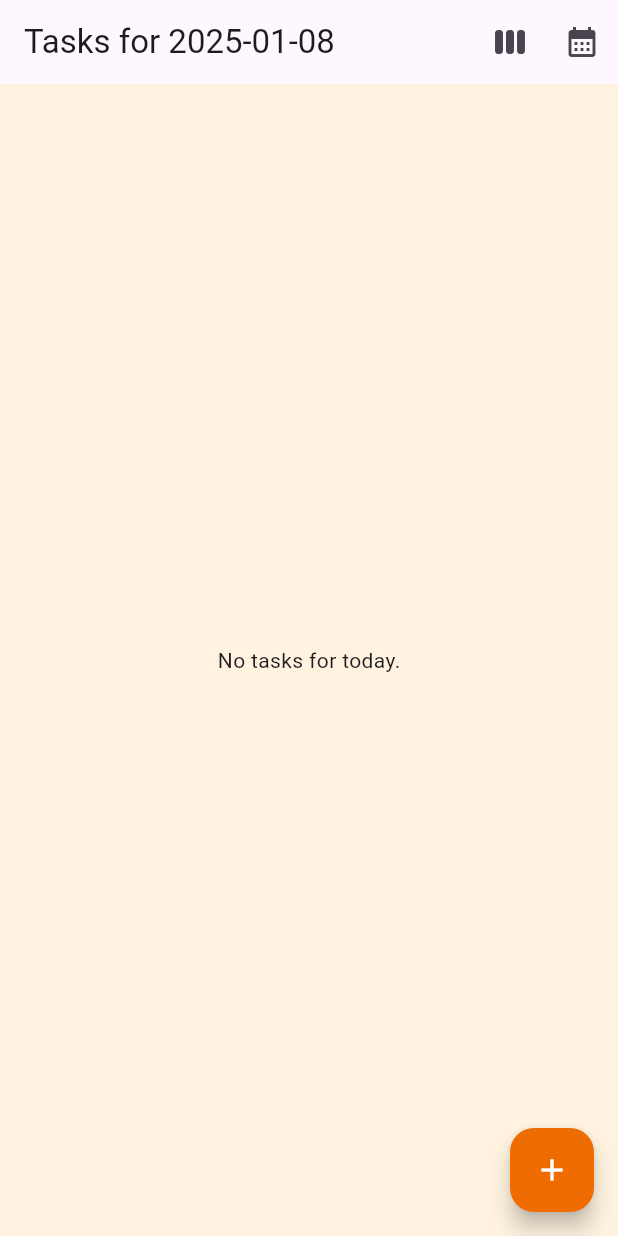
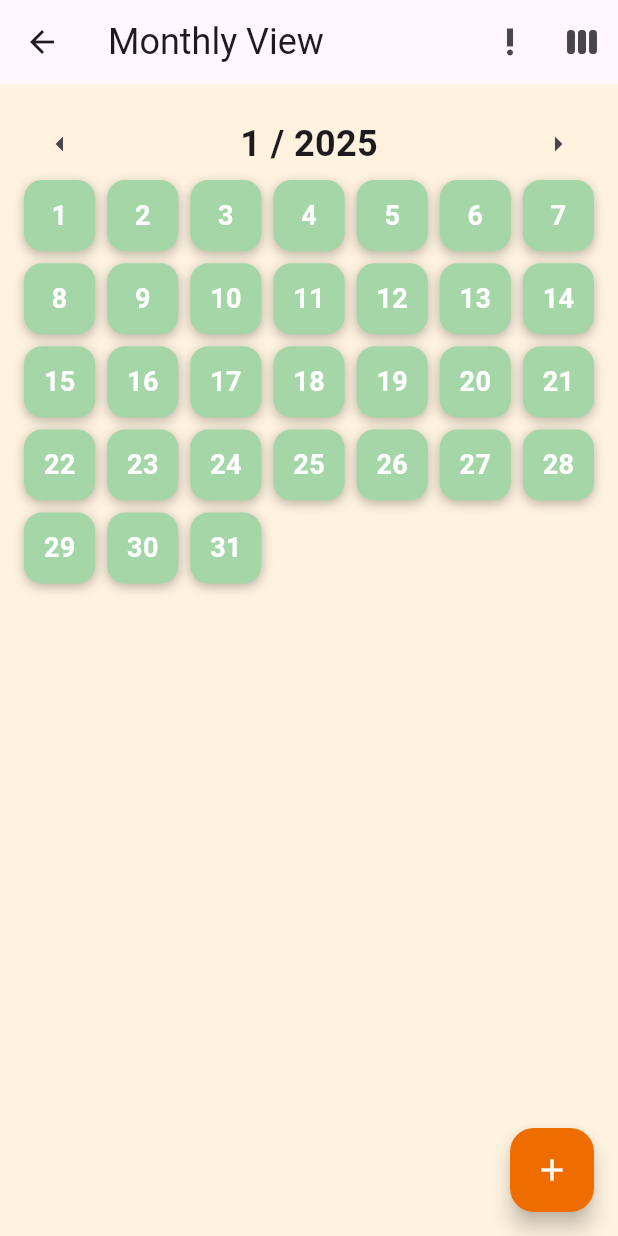
Before and after one commit to MonishB123/productivepls, a Flutter app: the screen it shows after launch, after a tap on the "calendar month" icon, on a phone screen of 412 x 824 dp. Run offline on Flutter 3.47's test engine with Material 3 defaults, Android fonts, the phone set to English and light mode, and no system bars; missing offline and left inert: window_size.

Commit message:
Finished monthly screen, and hopefully rest of the app

```diff
--- a/lib/main.dart
+++ b/lib/main.dart
@@ -1,11 +1,12 @@
 import 'dart:io';
+import 'package:flutter/material.dart';
+import 'package:productivepls/monthly.dart';
 
-import 'package:flutter/material.dart';
 import 'package:window_size/window_size.dart';
 import 'package:flutter/services.dart';
 import 'package:intl/intl.dart';
 
-import 'package:productivepls/tasksManager.dart';
+import 'package:productivepls/tasks_manager.dart';
 import 'package:productivepls/weekly.dart';
 
 void main() {
@@ -13,7 +14,7 @@
   WidgetsFlutterBinding.ensureInitialized();
   if (Platform.isWindows) {
     setWindowTitle("productivepls");
-    const prefSize = Size(900, 1200);
+    const prefSize = Size(900, 1250);
     setWindowMaxSize(prefSize);
     setWindowMinSize(prefSize);
   }
@@ -80,12 +81,12 @@
       context: context,
       builder: (BuildContext context) {
         return AlertDialog(
-          title: Text('Add New Task'),
+          title: const Text('Add New Task'),
           content: TextField(
             onChanged: (value) {
               taskName = value;
             },
-            decoration: InputDecoration(hintText: 'Enter task name'),
+            decoration: const InputDecoration(hintText: 'Enter task name'),
           ),
           actions: [
             TextButton(
@@ -100,13 +101,13 @@
                   Navigator.pop(context);
                 }
               },
-              child: Text('Add'),
+              child: const Text('Add'),
             ),
             TextButton(
               onPressed: () {
                 Navigator.pop(context);
               },
-              child: Text('Cancel'),
+              child: const Text('Cancel'),
             ),
           ],
         );
@@ -127,26 +128,32 @@
 
   void _changeDate(KeyEvent keyEvent) {
     setState(() {
-      if (keyEvent.logicalKey == LogicalKeyboardKey.arrowUp) {
+      if (keyEvent is KeyDownEvent &&
+          keyEvent.logicalKey == LogicalKeyboardKey.arrowUp) {
         // Navigate to the previous day
         currentDate = _getPreviousDate(currentDate);
-      } else if (keyEvent.logicalKey == LogicalKeyboardKey.arrowDown) {
+        tasks = _loadTasks(); // Reload tasks for the new date
+      } else if (keyEvent is KeyDownEvent &&
+          keyEvent.logicalKey == LogicalKeyboardKey.arrowDown) {
         // Navigate to the next day
         currentDate = _getNextDate(currentDate);
+        tasks = _loadTasks(); // Reload tasks for the new date
+      } else if (keyEvent is KeyDownEvent &&
+          keyEvent.logicalKey == LogicalKeyboardKey.equal) {
+        _addTask(context);
       }
-      tasks = _loadTasks(); // Reload tasks for the new date
     });
   }
 
   String _getPreviousDate(String date) {
     DateTime current = DateFormat('yyyy-MM-dd').parse(date);
-    DateTime previousDay = current.subtract(Duration(days: 1));
+    DateTime previousDay = current.subtract(const Duration(days: 1));
     return DateFormat('yyyy-MM-dd').format(previousDay);
   }
 
   String _getNextDate(String date) {
     DateTime current = DateFormat('yyyy-MM-dd').parse(date);
-    DateTime nextDay = current.add(Duration(days: 1));
+    DateTime nextDay = current.add(const Duration(days: 1));
     return DateFormat('yyyy-MM-dd').format(nextDay);
   }
 
@@ -175,6 +182,8 @@
               tooltip: 'Monthly View',
               onPressed: () {
                 //navigate to monthly page
+                Navigator.push(context,
+                    MaterialPageRoute(builder: (context) => MonthlyView()));
               },
             ),
           ],
@@ -183,15 +192,15 @@
           future: tasks,
           builder: (context, snapshot) {
             if (snapshot.connectionState == ConnectionState.waiting) {
-              return Center(child: CircularProgressIndicator());
+              return const Center(child: CircularProgressIndicator());
             }
 
             if (snapshot.hasError) {
-              return Center(child: Text('Error loading tasks.'));
+              return const Center(child: Text('Error loading tasks.'));
             }
 
             if (!snapshot.hasData || snapshot.data!.isEmpty) {
-              return Center(child: Text('No tasks for today.'));
+              return const Center(child: Text('No tasks for today.'));
             }
 
             List<Task> taskList = snapshot.data!;
@@ -209,7 +218,7 @@
                     },
                   ),
                   trailing: IconButton(
-                    icon: Icon(Icons.close, color: Colors.red),
+                    icon: const Icon(Icons.close, color: Colors.red),
                     onPressed: () {
                       _deleteTask(index); // Delete task when "X" is pressed
                     },
@@ -225,7 +234,7 @@
             _addTask(context); // Show dialog to add task
           },
           backgroundColor: Colors.orange[800],
-          child: Icon(Icons.add, color: Colors.white),
+          child: const Icon(Icons.add, color: Colors.white),
         ),
       ),
     );
--- /dev/null
+++ b/lib/monthly.dart
@@ -0,0 +1,188 @@
+import 'package:flutter/material.dart';
+import 'package:productivepls/tasks_manager.dart';
+import 'package:productivepls/main.dart';
+import 'package:productivepls/weekly.dart';
+
+class MonthlyView extends StatefulWidget {
+  @override
+  _MonthlyViewState createState() => _MonthlyViewState();
+}
+
+class _MonthlyViewState extends State<MonthlyView> {
+  late DateTime currentDate;
+  late List<int> daysInMonth;
+  final TaskStorage storage = TaskStorage();
+  late Future<void> _loadDataFuture;
+
+  @override
+  void initState() {
+    super.initState();
+    currentDate = DateTime.now();
+    daysInMonth = List.generate(
+        DateTime(currentDate.year, currentDate.month + 1, 0).day, (i) => i + 1);
+    _loadDataFuture = storage.load(); // Ensure we load the data asynchronously
+  }
+
+  // Update the month by adding or subtracting a month
+  void _changeMonth(int change) {
+    setState(() {
+      currentDate = DateTime(currentDate.year, currentDate.month + change, 1);
+      daysInMonth = List.generate(
+          DateTime(currentDate.year, currentDate.month + 1, 0).day,
+          (i) => i + 1);
+    });
+  }
+
+  Future<bool> _areDailyTasksCompleted(String date) async {
+    await storage.load(); // Make sure data is loaded before checking
+    List<Task> tasks = storage.getTasksForDate(date);
+    for (final task in tasks) {
+      if (!task.isCompleted) {
+        return false;
+      }
+    }
+    return true;
+  }
+
+  @override
+  Widget build(BuildContext context) {
+    return Scaffold(
+      appBar: AppBar(
+        title: const Text('Monthly View', style: TextStyle(fontSize: 24)),
+        actions: <Widget>[
+          IconButton(
+            icon: const Icon(Icons.priority_high),
+            tooltip: 'Daily View',
+            onPressed: () {
+              //navigate to weekly page
+              Navigator.push(context,
+                  MaterialPageRoute(builder: (context) => DailyView()));
+            },
+          ),
+          IconButton(
+            icon: const Icon(Icons.view_week),
+            tooltip: 'Weekly View',
+            onPressed: () {
+              //navigate to monthly page
+              Navigator.push(context,
+                  MaterialPageRoute(builder: (context) => WeeklyView()));
+            },
+          ),
+        ],
+      ),
+      body: FutureBuilder<void>(
+        future: _loadDataFuture, // Wait for the data to load before building
+        builder: (context, snapshot) {
+          if (snapshot.connectionState == ConnectionState.waiting) {
+            return const Center(child: CircularProgressIndicator());
+          }
+
+          if (snapshot.hasError) {
+            return const Center(child: Text('Error loading tasks.'));
+          }
+
+          return Padding(
+            padding: const EdgeInsets.all(16.0),
+            child: Column(
+              children: [
+                Row(
+                  mainAxisAlignment: MainAxisAlignment.spaceBetween,
+                  children: [
+                    IconButton(
+                      icon: const Icon(Icons.arrow_left),
+                      onPressed: () =>
+                          _changeMonth(-1), // Go to the previous month
+                    ),
+                    Text(
+                      '${currentDate.month} / ${currentDate.year}',
+                      style: const TextStyle(
+                          fontSize: 24, fontWeight: FontWeight.bold),
+                    ),
+                    IconButton(
+                      icon: const Icon(Icons.arrow_right),
+                      onPressed: () => _changeMonth(1), // Go to the next month
+                    ),
+                  ],
+                ),
+                Expanded(
+                  child: GridView.builder(
+                    gridDelegate:
+                        const SliverGridDelegateWithFixedCrossAxisCount(
+                      crossAxisCount: 7, // 7 days in a week
+                      crossAxisSpacing: 8.0,
+                      mainAxisSpacing: 8.0,
+                    ),
+                    itemCount: daysInMonth.length,
+                    itemBuilder: (context, index) {
+                      int day = daysInMonth[index];
+                      String date =
+                          '${currentDate.year}-${currentDate.month.toString().padLeft(2, '0')}-${day.toString().padLeft(2, '0')}';
+
+                      return FutureBuilder<bool>(
+                        future: _areDailyTasksCompleted(
+                            date), // Get completion status
+                        builder: (context, taskSnapshot) {
+                          if (taskSnapshot.connectionState ==
+                              ConnectionState.waiting) {
+                            return const Center(
+                                child: CircularProgressIndicator());
+                          }
+
+                          bool completed = taskSnapshot.data ?? false;
+
+                          return GestureDetector(
+                            onTap: () {
+                              // Navigate to the Daily View for the selected date
+                              Navigator.push(
+                                context,
+                                MaterialPageRoute(
+                                  builder: (context) => DailyView(date: date),
+                                ),
+                              );
+                            },
+                            child: Container(
+                              decoration: BoxDecoration(
+                                color: completed
+                                    ? Colors.green[200]
+                                    : Colors.red[200],
+                                borderRadius: BorderRadius.circular(12),
+                                boxShadow: const [
+                                  BoxShadow(
+                                    color: Colors.black26,
+                                    blurRadius: 6,
+                                    offset: Offset(0, 2),
+                                  ),
+                                ],
+                              ),
+                              child: Center(
+                                child: Text(
+                                  '$day',
+                                  style: const TextStyle(
+                                    fontSize: 18,
+                                    fontWeight: FontWeight.bold,
+                                    color: Colors.white,
+                                  ),
+                                ),
+                              ),
+                            ),
+                          );
+                        },
+                      );
+                    },
+                  ),
+                ),
+              ],
+            ),
+          );
+        },
+      ),
+      floatingActionButton: FloatingActionButton(
+        onPressed: () {
+          // Show dialog to add task
+        },
+        backgroundColor: Colors.orange[800],
+        child: const Icon(Icons.add, color: Colors.white),
+      ),
+    );
+  }
+}
--- a/lib/tasksManager.dart
+++ b/lib/tasks_manager.dart
@@ -32,7 +32,7 @@ class TaskStorage {
         _data = json.decode(contents);
       }
     } catch (e) {
-      print('Error loading tasks: $e');
+      //error log prob
     }
   }
 
@@ -41,7 +41,7 @@ class TaskStorage {
       final file = File(_filePath);
       await file.writeAsString(json.encode(_data));
     } catch (e) {
-      print('Error saving tasks: $e');
+      //error log prob
     }
   }
 
--- a/tasks.json
+++ b/tasks.json
@@ -1 +1 @@
-{"currview":"daily","2025-01-08":[]}
+{"currview":"daily","2025-01-08":[],"2025-01-02":[],"2025-01-31":[],"2025-01-04":[],"2025-01-03":[],"2025-01-09":[]}
```
Also changed, not shown: lib/weekly.dart (+52 -14 lines), 1 other file.
